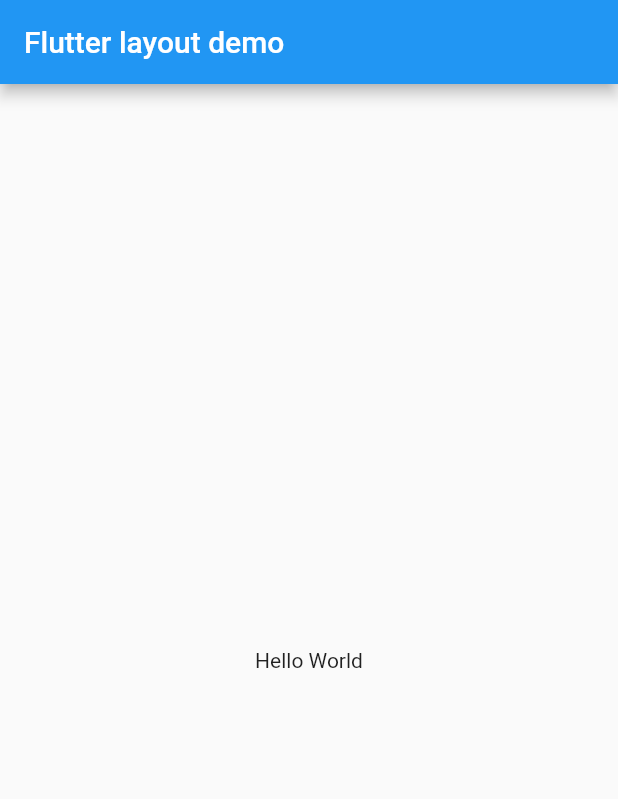
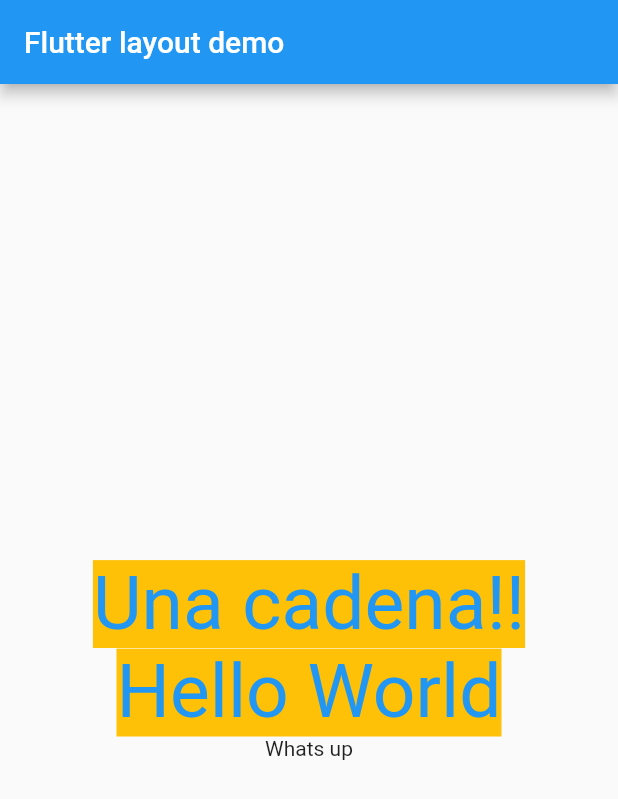
Before and after one commit to DaniWosel/stateless, a Flutter app: the screen it shows after launch, on a phone screen of 412 x 824 dp. Shown: the top 799 px of the screen. Run offline on Flutter 3.47's test engine with Material 2 defaults, Android fonts, the phone set to English and light mode, and no system bars.

Commit message:
HorribleText

```diff
--- a/lib/main.dart
+++ b/lib/main.dart
@@ -1,5 +1,24 @@
 import 'package:flutter/material.dart';
+
 void main() => runApp(MyApp());
+
+class HorribleText extends StatelessWidget{
+  String cadena;
+  HorribleText(String c){
+    this.cadena=c;
+  }
+  @override
+  Widget build(BuildContext context){
+    return Text(cadena,
+        style: TextStyle(
+            fontSize: 50,
+            backgroundColor: Colors.amber,
+            color: Colors.blue
+        )
+    );
+  }
+}
+
 class MyApp extends StatelessWidget {
   @override
   Widget build(BuildContext context) {
@@ -10,7 +29,15 @@ class MyApp extends StatelessWidget {
           title: Text('Flutter layout demo'),
         ),
         body: Center(
-          child: Text('Hello World'),
+          child: Column(
+            mainAxisAlignment: MainAxisAlignment.center,
+            crossAxisAlignment: CrossAxisAlignment.center,
+            children: [
+              HorribleText("Una cadena!!"),
+              HorribleText("Hello World"),
+              Text('Whats up')
+            ]
+          )
         ),
       ),
     );
```
